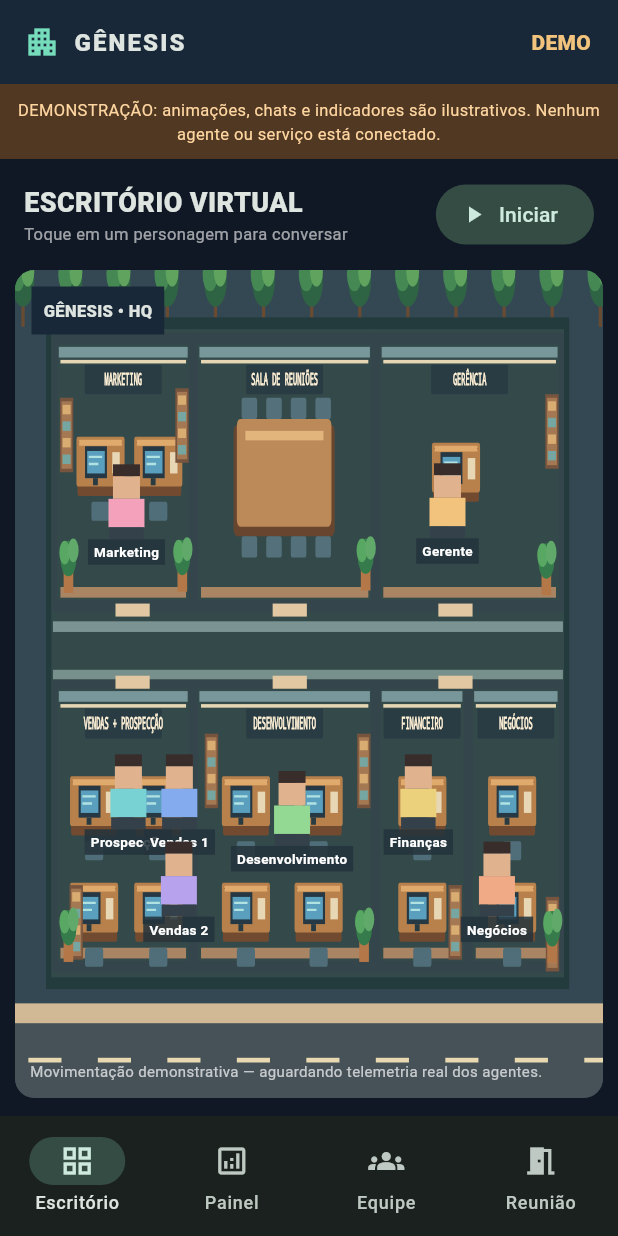
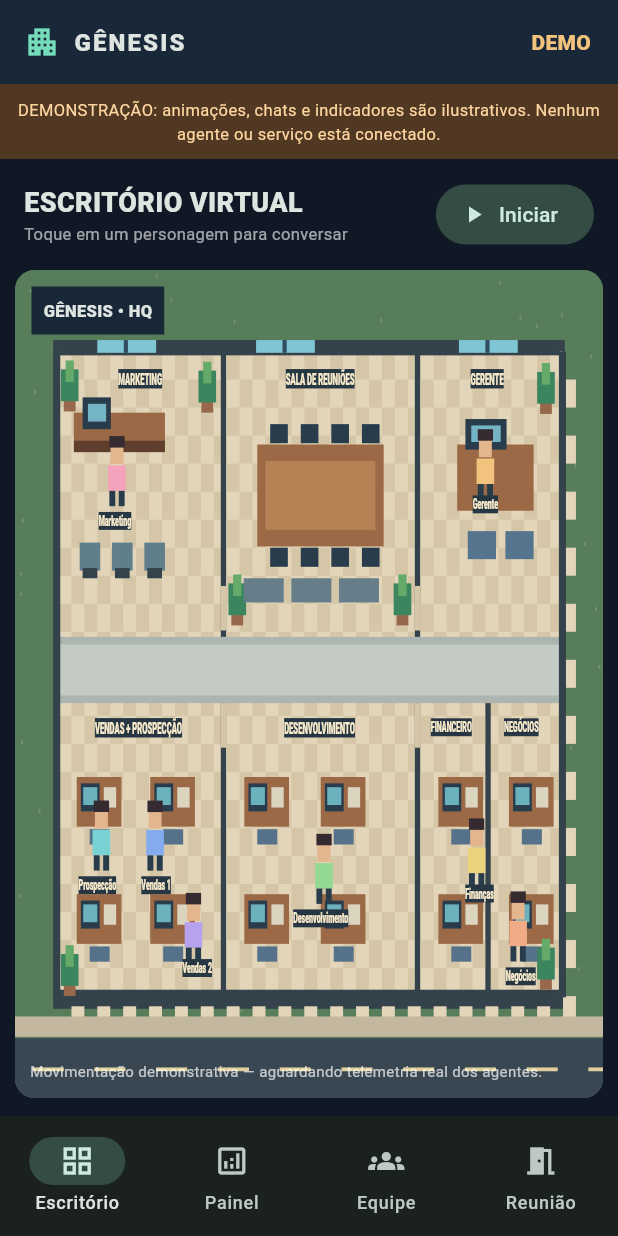
Before and after one commit to Tdk17/genesis-virtual-office, a Flutter app: the screen it shows after launch, after a tap on "Pausar", on a phone screen of 412 x 824 dp. Run offline on Flutter 3.47's test engine with Material 3 defaults, Android fonts, the phone set to English and light mode, and no system bars.

Commit message:
revert: restore second office version before Flame and SVG redesign

```diff
--- a/lib/main.dart
+++ b/lib/main.dart
@@ -1,7 +1,5 @@
 import 'dart:math' as math;
 import 'package:flutter/material.dart';
-import 'package:flame/game.dart';
-import 'package:flutter_svg/flutter_svg.dart';
 void main()=>runApp(const GenesisOffice());
 const bg=Color(0xFF101825),panel=Color(0xFF192838),mint=Color(0xFF76DDBC),gold=Color(0xFFF2C37C);
 class Agent {
@@ -11,14 +9,14 @@ class Agent {
  const Agent(this.name,this.role,this.color,this.x,this.y);
 }
 const team=<Agent>[
- Agent('Gerente','Coordenação',gold,0.7636,0.2657),
- Agent('Prospecção','Pesquisa comercial',Color(0xFF78D1D2),0.1391,0.6657),
- Agent('Vendas 1','Primeiro contato',Color(0xFF83ABEE),0.2491,0.6657),
- Agent('Vendas 2','Qualificação',Color(0xFFB7A2ED),0.2482,0.7857),
- Agent('Marketing','Campanhas',Color(0xFFF4A1BC),0.1427,0.2671),
- Agent('Desenvolvimento','Soluções',Color(0xFF93D993),0.4636,0.6886),
- Agent('Finanças','Indicadores',Color(0xFFECD17C),0.7109,0.6657),
- Agent('Negócios','Estratégia',Color(0xFFF0AA86),0.8645,0.7857),
+ Agent('Gerente','Coordenação',gold,.80,.22),
+ Agent('Prospecção','Pesquisa comercial',Color(0xFF78D1D2),.14,.68),
+ Agent('Vendas 1','Primeiro contato',Color(0xFF83ABEE),.24,.68),
+ Agent('Vendas 2','Qualificação',Color(0xFFB7A2ED),.31,.78),
+ Agent('Marketing','Campanhas',Color(0xFFF4A1BC),.17,.24),
+ Agent('Desenvolvimento','Soluções',Color(0xFF93D993),.52,.72),
+ Agent('Finanças','Indicadores',Color(0xFFECD17C),.79,.69),
+ Agent('Negócios','Estratégia',Color(0xFFF0AA86),.86,.79),
 ];
 class GenesisOffice extends StatelessWidget {
  const GenesisOffice({super.key});
@@ -27,10 +25,9 @@ class GenesisOffice extends StatelessWidget {
 class OfficeHome extends StatefulWidget {const OfficeHome({super.key});@override State<OfficeHome> createState()=>_OfficeHomeState();}
 class _OfficeHomeState extends State<OfficeHome> with SingleTickerProviderStateMixin {
  late final AnimationController animation;
- late final RetroOfficeGame officeGame;
  final Map<String,List<String>> chats={for(final a in team)a.name:<String>[]};
  int screen=0; bool running=true;
- @override void initState(){super.initState();animation=AnimationController(vsync:this,duration:const Duration(seconds:5))..repeat();officeGame=RetroOfficeGame();}
+ @override void initState(){super.initState();animation=AnimationController(vsync:this,duration:const Duration(seconds:5))..repeat();}
  @override void dispose(){animation.dispose();super.dispose();}
  @override Widget build(BuildContext context){
   final mobile=MediaQuery.sizeOf(context).width<800;
@@ -47,7 +44,7 @@ class _OfficeHomeState extends State<OfficeHome> with SingleTickerProviderStateM
           Text('Toque em um personagem para conversar', style: TextStyle(color: Colors.white60, fontSize: 11)),
         ])),
         FilledButton.tonalIcon(
-          onPressed: () => setState(() { running = !running; officeGame.running = running; }),
+          onPressed: () => setState(() => running = !running),
           icon: Icon(running ? Icons.pause : Icons.play_arrow),
           label: Text(running ? 'Pausar' : 'Iniciar'),
         ),
@@ -60,21 +57,18 @@ class _OfficeHomeState extends State<OfficeHome> with SingleTickerProviderStateM
           borderRadius: BorderRadius.circular(13),
           child: Container(
             color: const Color(0xFF344854),
+            child: AnimatedBuilder(
+              animation: animation,
+              builder: (context, _) => CustomPaint(
+                painter: OfficePainter(running ? animation.value : 0),
                 child: Stack(children: [
-                  Positioned.fill(child: SvgPicture.asset('assets/office/office_map.svg',fit: BoxFit.fill)),
                   for (final a in team)
                     Align(
                       alignment: Alignment(a.x * 2 - 1, a.y * 2 - 1),
                       child: GestureDetector(
                         behavior: HitTestBehavior.opaque,
                         onTap: () => _chat(a),
-                        child: Column(mainAxisSize: MainAxisSize.min,children: [
-                          Container(width: 18,height: 8,color: const Color(0xFF392D2C)),
-                          Container(width: 18,height: 15,color: const Color(0xFFE0B38E)),
-                          Container(width: 24,height: 19,color: a.color),
-                          Container(width: 23,height: 8,color: const Color(0xFF34414B)),
-                          Container(padding: const EdgeInsets.symmetric(horizontal: 4,vertical: 2),color: const Color(0xDD24333C),child: Text(a.name,style: const TextStyle(fontSize: 9,fontWeight: FontWeight.bold,color: Colors.white))),
-                        ]),
+                        child: const SizedBox(width: 70, height: 75),
                       ),
                     ),
                   Positioned(
@@ -98,6 +92,8 @@ class _OfficeHomeState extends State<OfficeHome> with SingleTickerProviderStateM
             ),
           ),
         ),
+      ),
+    ),
   ]);
  }
  Widget _sidePanel()=>Container(color:panel,child:ListView(children:[const Padding(padding:EdgeInsets.all(18),child:Text('EQUIPE / STATUS',style:TextStyle(fontWeight:FontWeight.bold))),...team.asMap().entries.map((entry)=>ListTile(dense:true,onTap:()=>_chat(entry.value),leading:CircleAvatar(backgroundColor:entry.value.color,child:const Icon(Icons.person,color:bg,size:17)),title:Text(entry.value.name,style:const TextStyle(fontSize:12)),subtitle:Text(running&&entry.key%4!=0?'Trabalhando • demo':'Disponível • demo',style:const TextStyle(fontSize:10,color:mint))))]));
@@ -113,156 +109,117 @@ class _OfficeHomeState extends State<OfficeHome> with SingleTickerProviderStateM
 class OfficePainter extends CustomPainter {
   OfficePainter(this.t);
   final double t;
- static const ink=Color(0xFF283B40), timber=Color(0xFF805438), oak=Color(0xFFBA8250), grass=Color(0xFF5C885D);
- void tile(Canvas c,double x,double y,double w,double h,Color color){c.drawRect(Rect.fromLTWH(x,y,w,h),Paint()..color=color);}
- void border(Canvas c,double x,double y,double w,double h,Color color,double sw){c.drawRect(Rect.fromLTWH(x,y,w,h),Paint()..color=color..style=PaintingStyle.stroke..strokeWidth=sw);}
- void text(Canvas c,String value,double x,double y,double sz,{Color color=const Color(0xFFFBE5B9)}){
- final p=TextPainter(text:TextSpan(text:value,style:TextStyle(color:color,fontSize:sz,fontWeight:FontWeight.w900,letterSpacing:.4,shadows:const [Shadow(color:Colors.black,blurRadius:2,offset:Offset(1,2))])),textDirection:TextDirection.ltr)..layout();
+  void rect(Canvas c, double x, double y, double w, double h, Color color) {
+    c.drawRect(Rect.fromLTWH(x,y,w,h),Paint()..color=color);
+  }
+  void stroke(Canvas c,double x,double y,double w,double h,Color color,double width){
+    c.drawRect(Rect.fromLTWH(x,y,w,h),Paint()..color=color..style=PaintingStyle.stroke..strokeWidth=width);
+  }
+  void caption(Canvas c,String value,double x,double y,double scale){
+    final p=TextPainter(text:TextSpan(text:value,style:TextStyle(fontSize:scale,color:const Color(0xFFF7E9CA),fontWeight:FontWeight.w900,backgroundColor:const Color(0xFF263743))),textDirection:TextDirection.ltr)..layout();
     p.paint(c,Offset(x-p.width/2,y));
   }
- void plant(Canvas c,double x,double y,{double scale=1}){
- c.save();c.translate(x,y);c.scale(scale);
- tile(c,-8,6,16,13,const Color(0xFFB17A50));tile(c,-11,3,22,6,const Color(0xFFD6A46B));
- tile(c,-4,-14,8,23,const Color(0xFF336744));
- for(final p in [const Offset(-9,-13),const Offset(8,-16),const Offset(0,-23),const Offset(0,-8)]){
- tile(c,p.dx-7,p.dy-5,14,14,const Color(0xFF2E764C));
- tile(c,p.dx-4,p.dy-5,8,8,const Color(0xFF67B46B));
+  @override void paint(Canvas canvas,Size size){
+    final c=canvas;
+    final w=size.width,h=size.height;
+    c.save();
+    c.scale(w/1000,h/650);
+    const wall=Color(0xFF34424B),floor=Color(0xFFD5C6A7),floor2=Color(0xFFE2D5B9),grass=Color(0xFF587D5B),wood=Color(0xFF9C6946),screen=Color(0xFF283C4B);
+    rect(c,0,0,1000,650,grass);
+    final random=math.Random(12);
+    for(var i=0;i<150;i++){
+      final x=random.nextDouble()*1000,y=random.nextDouble()*650;
+      rect(c,x,y,3,3,const Color(0xFF739568));
     }
- c.restore();
- }
- void computer(Canvas c,double x,double y){
- tile(c,x-18,y-13,36,26,ink);tile(c,x-14,y-9,28,17,const Color(0xFF68B5C7));
- tile(c,x-10,y-6,20,3,const Color(0xFFA2E2E2));tile(c,x-3,y+13,6,6,ink);
- tile(c,x-16,y+19,32,4,const Color(0xFF4E6067));
- }
- void desk(Canvas c,double x,double y){
- tile(c,x-45,y-20,90,47,const Color(0xFF593F32));
- tile(c,x-45,y-25,90,43,oak);
- tile(c,x-41,y-21,82,5,const Color(0xFFE4B77B));
- tile(c,x-40,y+18,12,20,timber);tile(c,x+28,y+18,12,20,timber);
- computer(c,x-13,y-6);
- tile(c,x+18,y-12,16,20,const Color(0xFFE8D7B5));
- tile(c,x+20,y-9,12,2,const Color(0xFF6D8D93));
- tile(c,x-18,y+35,36,16,const Color(0xFF4F7487));
- tile(c,x-12,y+38,24,5,const Color(0xFF8DB0B3));
- }
- void bookshelf(Canvas c,double x,double y){
- tile(c,x,y,30,66,const Color(0xFF5C4036));tile(c,x+3,y+3,24,60,const Color(0xFF8E6247));
- for(var i=0;i<4;i++){
- tile(c,x+4,y+5+i*15,22,4,const Color(0xFF4D332C));
- for(var k=0;k<5;k++){tile(c,x+5+k*4,y+9+i*15,3,8,Color.lerp(const Color(0xFF8EB1A5),const Color(0xFFE0AD77),((i+k)%5)/4)!);}
+    // Building footprint and tilework.
+    rect(c,65,55,870,525,wall);
+    rect(c,74,64,852,507,floor);
+    for(var row=0;row<24;row++){
+      for(var col=0;col<40;col++){
+        if((row+col).isEven)rect(c,74+col*22,64+row*22,22,22,floor2);
       }
     }
- void room(Canvas c,double x,double y,double w,double h,String name,Color floor){
- tile(c,x,y,w,h,floor);
- for(var iy=0;iy<h/16;iy++){for(var ix=0;ix<w/16;ix++){
- if((ix+iy)%2==0)tile(c,x+ix*16,y+iy*16,16,16,Colors.white.withValues(alpha:.09));
- }}
- tile(c,x,y,w,12,const Color(0xFF445A59));
- tile(c,x,y+12,w,8,const Color(0xFF9DAD9E));
- tile(c,x,y+h-8,w,8,const Color(0xFFB9A486));
- border(c,x,y,w,h,const Color(0xFF263C3F),6);
- tile(c,x+w/2-65,y+13,130,22,const Color(0xFF33494B));
- text(c,name,x+w/2,y+17,13);
+    // Corridors and room partitions.
+    rect(c,74,288,852,52,const Color(0xFFACB5AF));
+    rect(c,74,294,852,40,const Color(0xFFC4CBC5));
+    rect(c,350,64,9,224,wall);rect(c,680,64,9,224,wall);
+    rect(c,350,340,9,231,wall);rect(c,680,340,9,231,wall);rect(c,800,340,9,231,wall);
+    rect(c,74,55,852,12,wall);rect(c,74,565,852,13,wall);
+    rect(c,65,64,12,507,wall);rect(c,925,64,12,507,wall);
+    // Room windows.
+    for(final x in <double>[140,410,755]){
+      rect(c,x,55,100,10,const Color(0xFF7FC6D4));
+      rect(c,x+45,55,7,10,const Color(0xFF304D60));
     }
- @override void paint(Canvas c,Size size){
- c.save();c.scale(size.width/1100,size.height/700);
- tile(c,0,0,1100,700,grass);
- final random=math.Random(91);
- for(var i=0;i<400;i++){
- final x=random.nextDouble()*1100,y=random.nextDouble()*700;
- tile(c,x,y,3+random.nextInt(4).toDouble(),2,const Color(0xFF81A66B));
+    // Doors in partitions.
+    for(final y in [248.0,340.0]){
+      rect(c,350,y,9,35,floor);
+      rect(c,680,y,9,35,floor);
     }
- // Street and sidewalk with pixel details.
- tile(c,0,614,1100,18,const Color(0xFFC4B397));
- for(var x=0.0;x<1100;x+=26){tile(c,x,616,2,13,const Color(0xFF968A76));}
- tile(c,0,634,1100,66,const Color(0xFF46545B));
- for(var x=24.0;x<1100;x+=130){tile(c,x,666,66,5,const Color(0xFFE4CFA5));}
- // Outer walls and six individually enclosed offices.
- tile(c,58,45,986,563,const Color(0xFF26393C));
- room(c,70,56,275,235,'MARKETING',const Color(0xFFD3BBA0));
- room(c,351,56,344,235,'SALA DE REUNIÕES',const Color(0xFFB6C9C6));
- room(c,701,56,331,235,'GERÊNCIA',const Color(0xFFD8C7A8));
- room(c,70,348,275,248,'VENDAS + PROSPECÇÃO',const Color(0xFFD7C3A3));
- room(c,351,348,344,248,'DESENVOLVIMENTO',const Color(0xFFC3CFCD));
- room(c,701,348,163,248,'FINANCEIRO',const Color(0xFFD2C4A7));
- room(c,870,348,162,248,'NEGÓCIOS',const Color(0xFFD5C0A8));
- // Main corridor and open doors in each room.
- tile(c,70,298,962,42,const Color(0xFF9AAEAD));
- for(var x=70.0;x<1032;x+=24){tile(c,x,312,18,14,const Color(0xFFBCCAC2));}
- for(final x in <double>[192,490,820]){
- tile(c,x,281,68,14,const Color(0xFF806B53));tile(c,x+6,284,56,10,const Color(0xFFD7C4A2));
- tile(c,x,340,68,14,const Color(0xFF806B53));tile(c,x+6,340,56,11,const Color(0xFFD7C4A2));
+    // Reception desk and waiting area.
+    rect(c,100,112,155,23,wood);rect(c,100,134,155,9,const Color(0xFF603E2E));
+    rect(c,115,100,48,25,screen);rect(c,124,105,31,14,const Color(0xFF75B4C5));
+    for(final x in [110.0,165.0,220.0]){
+      rect(c,x,214,35,22,const Color(0xFF617E8B));
+      rect(c,x+5,234,25,8,wall);
     }
- // Windows, trim, lighting.
- for(final x in <double>[117,399,758,930]){
- tile(c,x,45,91,13,const Color(0xFF3B626A));
- tile(c,x+4,46,83,8,const Color(0xFF8BD3DC));
- tile(c,x+43,46,5,9,const Color(0xFFDFE7CF));
+    // Conference room, central upper.
+    rect(c,412,137,215,80,wood);
+    rect(c,426,150,187,54,const Color(0xFFB68155));
+    for(final x in [434.0,486.0,538.0,590.0]){
+      rect(c,x,121,30,15,screen);rect(c,x,218,30,15,screen);
     }
- for(final x in <double>[96,384,731,898]){
- tile(c,x,72,24,9,const Color(0xFFE7D69D));
- tile(c,x+4,81,16,4,const Color(0xFFFFE7A2));
+    // Manager's private room.
+    rect(c,752,137,130,52,wood);
+    rect(c,766,117,70,24,screen);rect(c,776,122,50,13,const Color(0xFF75B4C5));
+    rect(c,770,205,48,22,const Color(0xFF55748D));
+    rect(c,834,205,48,22,const Color(0xFF55748D));
+    // Departments: banks of desks.
+    for(final x in [105.0,230.0,390.0,520.0,720.0,840.0]){
+      for(final y in [398.0,490.0]){
+        rect(c,x,y,76,39,wood);
+        rect(c,x+7,y+5,32,22,screen);
+        rect(c,x+11,y+8,24,14,const Color(0xFF6CB1BE));
+        rect(c,x+46,y+8,21,16,const Color(0xFFDBD4BE));
+        rect(c,x+22,y+41,34,12,const Color(0xFF56718A));
       }
- // Marketing: creative desks, artwork, cabinets.
- desk(c,156,166);desk(c,274,166);
- bookshelf(c,82,102);plant(c,322,258);
- tile(c,119,102,85,41,const Color(0xFF516D78));
- for(var i=0;i<5;i++){tile(c,126+i*14,110,10,24,Color.lerp(const Color(0xFF78B5B5),const Color(0xFFEEB58B),i/5)!);}
- // Conference room: table, chairs, presentation screen.
- tile(c,433,139,177,85,const Color(0xFF5C4235));
- tile(c,438,135,167,79,const Color(0xFFB98253));
- tile(c,447,142,149,9,const Color(0xFFD6A06B));
- for(final x in <double>[454,500,546,585]){
- tile(c,x,113,28,19,const Color(0xFF57717A));tile(c,x,224,28,18,const Color(0xFF57717A));
     }
- tile(c,480,91,110,17,ink);tile(c,485,93,100,11,const Color(0xFF6DA7A9));
- plant(c,663,253);
- // Management office.
- desk(c,840,164);bookshelf(c,991,110);
- tile(c,736,223,94,30,const Color(0xFF537783));
- tile(c,742,229,82,18,const Color(0xFF7598A1));
- tile(c,891,223,86,30,const Color(0xFF537783));
- plant(c,1004,254);
- // Sales, developer, finance and business furniture.
- desk(c,153,446);desk(c,274,446);desk(c,153,541);desk(c,274,541);
- desk(c,438,449);desk(c,603,449);desk(c,438,540);desk(c,603,540);
- desk(c,782,447);desk(c,782,542);
- desk(c,950,447);desk(c,950,542);
- bookshelf(c,365,385);bookshelf(c,661,385);
- plant(c,89,574);plant(c,681,571);plant(c,1014,575);
- // Agents remain stationary at their workstations until an actual task event is received.
- final places=<Offset>[const Offset(840,186),const Offset(153,466),const Offset(274,466),const Offset(273,550),const Offset(157,187),const Offset(510,482),const Offset(782,466),const Offset(951,550)];
+    // Potted plants and decorative cabinets.
+    for(final p in [const Offset(93,86),const Offset(327,87),const Offset(378,254),const Offset(659,254),const Offset(903,88),const Offset(903,540),const Offset(93,545)]){
+      rect(c,p.dx-10,p.dy+10,20,15,const Color(0xFF98684C));
+      rect(c,p.dx-15,p.dy-8,30,25,const Color(0xFF3B855F));
+      rect(c,p.dx-7,p.dy-15,14,17,const Color(0xFF65AA69));
+    }
+    rect(c,389,242,68,19,const Color(0xFF657E8A));
+    rect(c,470,242,68,19,const Color(0xFF657E8A));
+    rect(c,551,242,68,19,const Color(0xFF657E8A));
+    // Labels use actual functional departments.
+    caption(c,'MARKETING',213,78,13);
+    caption(c,'SALA DE REUNIÕES',519,78,13);
+    caption(c,'GERENTE',803,78,13);
+    caption(c,'VENDAS + PROSPECÇÃO',210,352,13);
+    caption(c,'DESENVOLVIMENTO',518,352,13);
+    caption(c,'FINANCEIRO',742,352,12);caption(c,'NEGÓCIOS',861,352,12);
+    // Avatars remain anchored to their original clickable positions.
     for(var i=0;i<team.length;i++){
- final a=team[i],home=places[i];
- final x=home.dx,y=home.dy;
- tile(c,x-11,y+19,24,5,const Color(0x77506057));
- tile(c,x-10,y-21,20,18,const Color(0xFFD7A67E));
- tile(c,x-12,y-25,24,9,const Color(0xFF3A302C));
- tile(c,x-8,y-14,3,3,ink);tile(c,x+5,y-14,3,3,ink);
- tile(c,x-13,y-2,26,22,a.color);
- tile(c,x-13,y+20,10,11,ink);tile(c,x+3,y+20,10,11,ink);
- tile(c,x-17,y+1,5,12,const Color(0xFFD7A67E));
- tile(c,x+12,y+1,5,12,const Color(0xFFD7A67E));
- tile(c,x-34,y+32,68,16,const Color(0xCC283B40));
- text(c,a.name,x,y+34,10);
+      final a=team[i];
+      final x=a.x*1000,y=a.y*650;
+      final dx=math.sin(t*math.pi*2+i*1.7)*7;
+      final dy=math.cos(t*math.pi*2+i*2.1)*5;
+      final px=x+dx,py=y+dy;
+      rect(c,px-13,py+15,26,5,const Color(0x77404C53));
+      rect(c,px-11,py-19,22,18,const Color(0xFFE3B68E));
+      rect(c,px-13,py-23,26,9,const Color(0xFF342A30));
+      rect(c,px-15,py,30,20,a.color);
+      rect(c,px-13,py+20,10,12,screen);
+      rect(c,px+3,py+20,10,12,screen);
+      caption(c,a.name,x,y+34,12);
     }
+    // Sidewalk and road at building entrance.
+    rect(c,0,586,1000,16,const Color(0xFFC4B7A0));
+    rect(c,0,603,1000,47,const Color(0xFF394752));
+    for(var x=30.0;x<1000;x+=105){rect(c,x,626,53,3,const Color(0xFFE2CF9E));}
     c.restore();
   }
   @override bool shouldRepaint(covariant OfficePainter old)=>old.t!=t;
 }
-/// Flame owns the render loop; the visual map is intentionally offline/demo-only.
-class RetroOfficeGame extends FlameGame {
-  double elapsed = 0;
-  bool running = true;
-  @override
-  void update(double dt) {
-    super.update(dt);
-    if (running) elapsed += dt;
-  }
-  @override
-  void render(Canvas canvas) {
-    super.render(canvas);
-    OfficePainter(0).paint(canvas, Size(size.x, size.y));
-  }
-}
--- a/pubspec.yaml
+++ b/pubspec.yaml
@@ -7,13 +7,9 @@ environment:
 dependencies:
   flutter:
     sdk: flutter
-  flame: ^1.33.0
-  flutter_svg: ^2.0.17
 dev_dependencies:
   flutter_test:
     sdk: flutter
   flutter_lints: ^5.0.0
 flutter:
   uses-material-design: true
-  assets:
-    - assets/office/office_map.svg
```
Also changed, not shown: assets/office/office_map.svg (deleted). Lines whose indentation alone changed are shown as unchanged.
